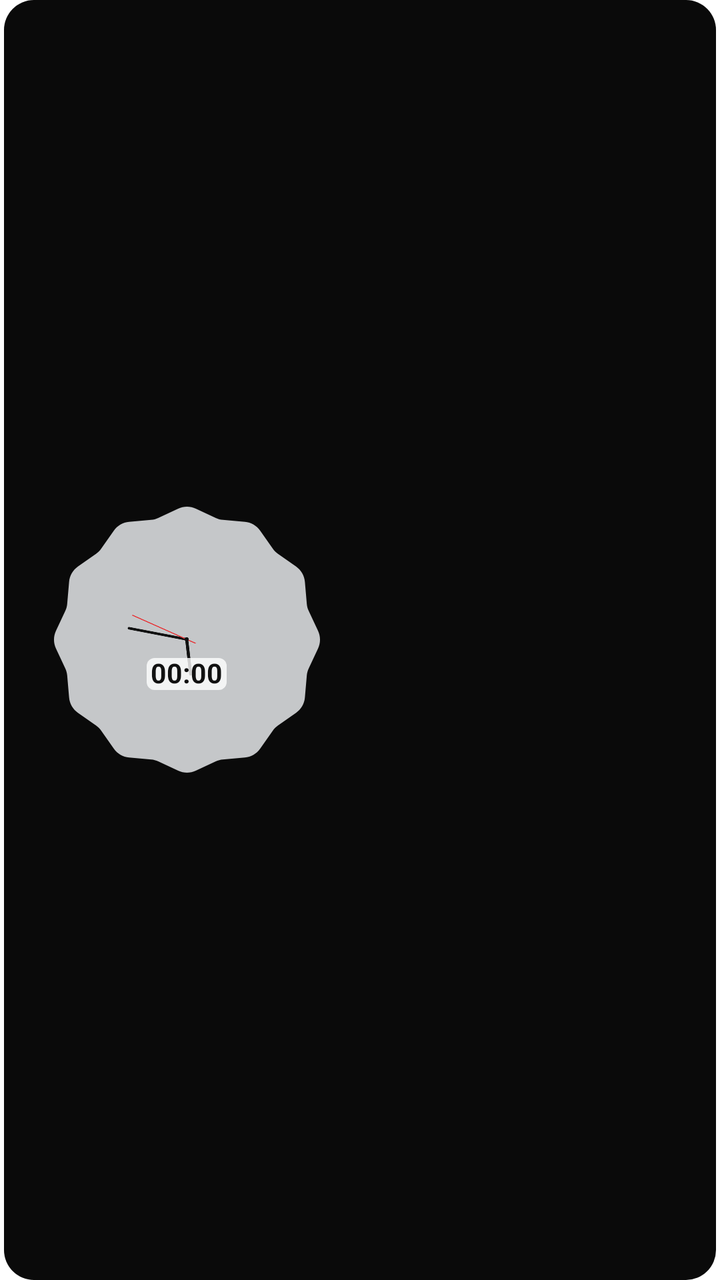
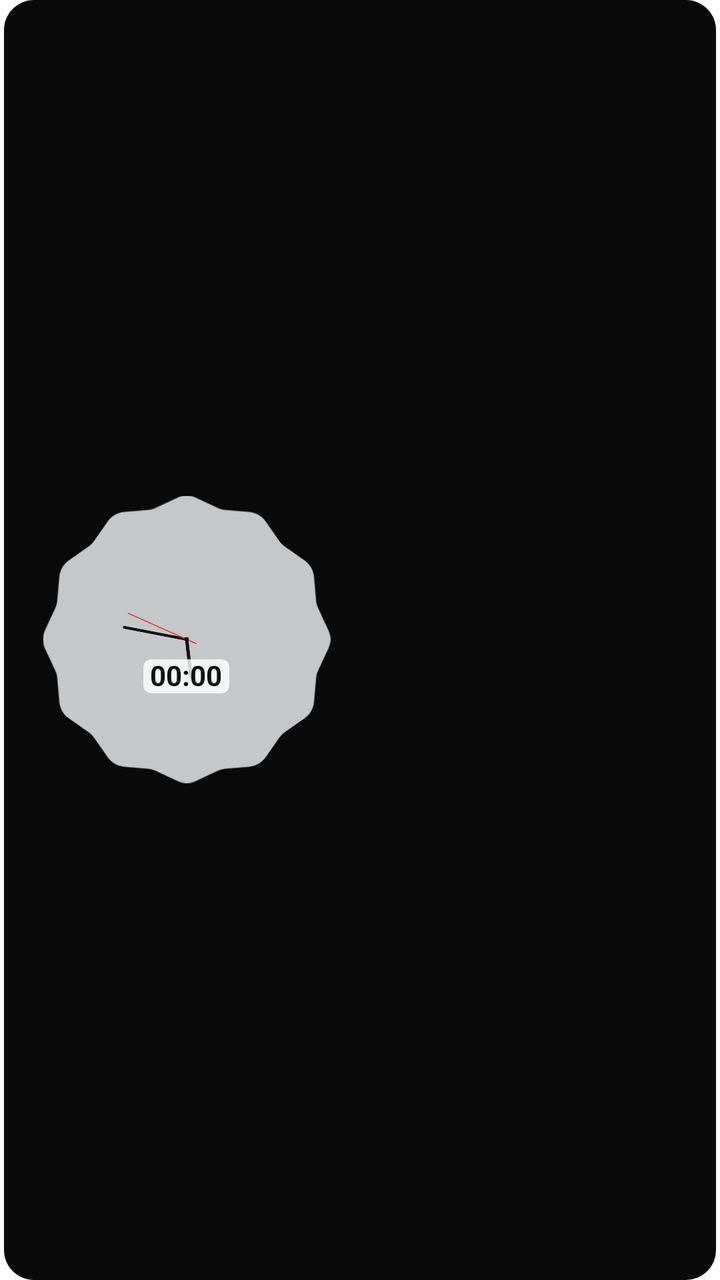

Compare the two renders of this Android layout. The source of the first and the diff that turns it into the second are given below.
<!-- AndroidManifest.xml: fallback theme Theme.MaterialComponents.DayNight.NoActionBar -->
<!-- res/layout/widget_clock_calendar.xml -->
<?xml version="1.0" encoding="utf-8"?>
<LinearLayout xmlns:android="http://schemas.android.com/apk/res/android"
    android:id="@+id/root"
    android:layout_width="match_parent"
    android:layout_height="match_parent"
    android:background="@drawable/widget_bg"
    android:gravity="center_vertical"
    android:orientation="horizontal">

    <FrameLayout
        android:layout_width="0dp"
        android:layout_height="match_parent"
        android:layout_weight="46" />

    
    <include
        layout="@layout/widget_clock_face"
        android:layout_width="0dp"
        android:layout_height="match_parent"
        android:layout_marginTop="9.5dp"
        android:layout_marginBottom="9.5dp"
        android:layout_weight="242" />

    <FrameLayout
        android:layout_width="0dp"
        android:layout_height="match_parent"
        android:layout_weight="36" />

    <ImageView
        android:id="@+id/calendar_image"
        android:layout_width="0dp"
        android:layout_height="match_parent"
        android:layout_weight="265"
        android:contentDescription="@string/widget_label"
        android:scaleType="fitCenter" />

    <FrameLayout
        android:layout_width="0dp"
        android:layout_height="match_parent"
        android:layout_weight="59" />
</LinearLayout>
<!-- res/layout/widget_clock_face.xml (included above) -->
<?xml version="1.0" encoding="utf-8"?>
<RelativeLayout xmlns:android="http://schemas.android.com/apk/res/android"
    android:layout_width="match_parent"
    android:layout_height="match_parent">

    
    <AnalogClock
        android:id="@+id/analog_clock"
        android:layout_width="wrap_content"
        android:layout_height="wrap_content"
        android:layout_centerInParent="true"
        android:hand_hour="@drawable/hand_hour"
        android:hand_minute="@drawable/hand_minute"
        android:hand_second="@drawable/hand_second" />

    <LinearLayout
        android:id="@+id/digital_area"
        android:layout_width="match_parent"
        android:layout_height="match_parent"
        android:layout_alignLeft="@id/analog_clock"
        android:layout_alignTop="@id/analog_clock"
        android:layout_alignRight="@id/analog_clock"
        android:layout_alignBottom="@id/analog_clock"
        android:orientation="vertical">

        <FrameLayout
            android:layout_width="match_parent"
            android:layout_height="0dp"
            android:layout_weight="57" />

        <LinearLayout
            android:layout_width="match_parent"
            android:layout_height="0dp"
            android:layout_weight="12"
            android:orientation="horizontal">

            <FrameLayout
                android:layout_width="0dp"
                android:layout_height="match_parent"
                android:layout_weight="35" />

            
            <TextClock
                android:id="@+id/digital_clock"
                android:layout_width="0dp"
                android:layout_height="match_parent"
                android:layout_weight="30"
                android:autoSizeMaxTextSize="40sp"
                android:autoSizeMinTextSize="4sp"
                android:autoSizeStepGranularity="0.5sp"
                android:autoSizeTextType="uniform"
                android:background="@drawable/digital_plate"
                android:fontFeatureSettings="tnum"
                android:format12Hour="HH:mm"
                android:format24Hour="HH:mm"
                android:gravity="center"
                android:includeFontPadding="false"
                android:maxLines="1"
                android:padding="0dp"
                android:textColor="#111111"
                android:textStyle="bold" />

            <FrameLayout
                android:layout_width="0dp"
                android:layout_height="match_parent"
                android:layout_weight="35" />
        </LinearLayout>

        <FrameLayout
            android:layout_width="match_parent"
            android:layout_height="0dp"
            android:layout_weight="2" />

        <LinearLayout
            android:layout_width="match_parent"
            android:layout_height="0dp"
            android:layout_weight="8"
            android:orientation="horizontal">

            <FrameLayout
                android:layout_width="0dp"
                android:layout_height="match_parent"
                android:layout_weight="46" />

            
            <ImageView
                android:id="@+id/alarm_icon"
                android:layout_width="0dp"
                android:layout_height="match_parent"
                android:layout_weight="8"
                android:contentDescription="@null"
                android:scaleType="fitCenter"
                android:src="@drawable/ic_alarm_bell"
                android:visibility="gone" />

            <FrameLayout
                android:layout_width="0dp"
                android:layout_height="match_parent"
                android:layout_weight="46" />
        </LinearLayout>

        <FrameLayout
            android:layout_width="match_parent"
            android:layout_height="0dp"
            android:layout_weight="21" />
    </LinearLayout>
</RelativeLayout>
<!-- resources referenced by this layout -->
<resources>
  <!-- drawable digital_plate (drawable) -->
  <?xml version="1.0" encoding="utf-8"?>
  <shape xmlns:android="http://schemas.android.com/apk/res/android"
      android:shape="rectangle">
      <solid android:color="#CCFFFFFF" />
      <corners android:radius="4dp" />
  </shape>
  <!-- drawable hand_hour (drawable) -->
  <?xml version="1.0" encoding="utf-8"?>
  <vector xmlns:android="http://schemas.android.com/apk/res/android"
      android:width="200dp"
      android:height="200dp"
      android:viewportWidth="200"
      android:viewportHeight="200">
      <path
          android:pathData="M100,100 L100,50"
          android:strokeColor="#111111"
          android:strokeLineCap="round"
          android:strokeWidth="4.4" />
  </vector>
  <!-- drawable hand_minute (drawable) -->
  <?xml version="1.0" encoding="utf-8"?>
  <vector xmlns:android="http://schemas.android.com/apk/res/android"
      android:width="200dp"
      android:height="200dp"
      android:viewportWidth="200"
      android:viewportHeight="200">
      <path
          android:pathData="M100,100 L100,16"
          android:strokeColor="#111111"
          android:strokeLineCap="round"
          android:strokeWidth="3.6" />
  </vector>
  <!-- drawable hand_second (drawable) -->
  <?xml version="1.0" encoding="utf-8"?>
  <vector xmlns:android="http://schemas.android.com/apk/res/android"
      android:width="200dp"
      android:height="200dp"
      android:viewportWidth="200"
      android:viewportHeight="200">
      <path
          android:pathData="M100,114 L100,15"
          android:strokeColor="#E5383B"
          android:strokeWidth="1.4" />
      <path
          android:fillColor="#111111"
          android:pathData="M97,100 a3,3 0 1,0 6,0 a3,3 0 1,0 -6,0 z" />
  </vector>
  <!-- drawable ic_alarm_bell (drawable) -->
  <?xml version="1.0" encoding="utf-8"?>
  <vector xmlns:android="http://schemas.android.com/apk/res/android"
      android:width="24dp"
      android:height="24dp"
      android:viewportWidth="24"
      android:viewportHeight="24">
      <path
          android:fillColor="#666666"
          android:pathData="M12,22c1.1,0 2,-0.9 2,-2h-4c0,1.1 0.89,2 2,2zM18,16v-5c0,-3.07 -1.64,-5.64 -4.5,-6.32V4c0,-0.83 -0.67,-1.5 -1.5,-1.5s-1.5,0.67 -1.5,1.5v0.68C7.63,5.36 6,7.92 6,11v5l-2,2v1h16v-1l-2,-2z" />
  </vector>
  <!-- drawable widget_bg (drawable) -->
  <?xml version="1.0" encoding="utf-8"?>
  <inset xmlns:android="http://schemas.android.com/apk/res/android"
      android:insetLeft="2dp"
      android:insetRight="2dp">
      <shape android:shape="rectangle">
          <solid android:color="#0A0A0A" />
          <corners android:radius="15dp" />
      </shape>
  </inset>
  <string name="widget_label">時計とカレンダー</string>
</resources>

<!-- the commit's change to res/layout/widget_clock_calendar.xml (unified diff, before → after) -->
@@ -10,21 +10,21 @@
     <FrameLayout
         android:layout_width="0dp"
         android:layout_height="match_parent"
-        android:layout_weight="46" />
+        android:layout_weight="36" />
 
     
     <include
         layout="@layout/widget_clock_face"
         android:layout_width="0dp"
         android:layout_height="match_parent"
-        android:layout_marginTop="9.5dp"
-        android:layout_marginBottom="9.5dp"
-        android:layout_weight="242" />
+        android:layout_marginTop="5.5dp"
+        android:layout_marginBottom="5.5dp"
+        android:layout_weight="262" />
 
     <FrameLayout
         android:layout_width="0dp"
         android:layout_height="match_parent"
-        android:layout_weight="36" />
+        android:layout_weight="32" />
 
     <ImageView
         android:id="@+id/calendar_image"
@@ -37,7 +37,7 @@
     <FrameLayout
         android:layout_width="0dp"
         android:layout_height="match_parent"
-        android:layout_weight="59" />
+        android:layout_weight="53" />
 </LinearLayout>
 <!-- res/layout/widget_clock_face.xml (included above) -->
 <?xml version="1.0" encoding="utf-8"?>
